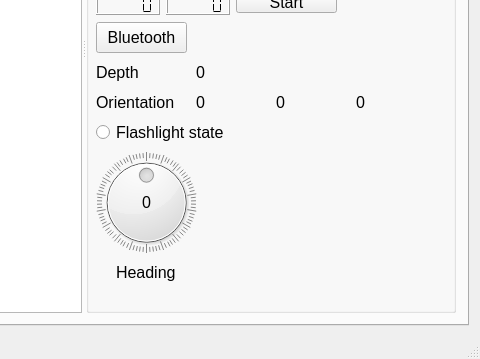
The window that mainwindow.ui (robocenter-rov/remote-control) describes before a commit, drawn with Qt 5; both pictures show x 480 to 960 and y 287 to 646 of the 960 by 646 pixel window.
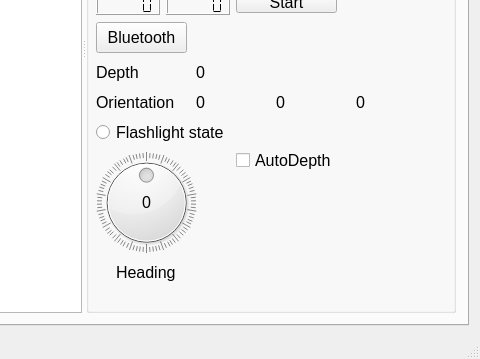
The same window after the commit. The open tabs and pages were chosen to show the change.

What changed in the file:
```diff
--- a/mainwindow.ui
+++ b/mainwindow.ui
@@ -510,6 +510,35 @@
              <bool>false</bool>
             </property>
            </widget>
+           <widget class="QCheckBox" name="autoDepthCheckBox">
+            <property name="geometry">
+             <rect>
+              <x>150</x>
+              <y>370</y>
+              <width>101</width>
+              <height>17</height>
+             </rect>
+            </property>
+            <property name="text">
+             <string>AutoDepth</string>
+            </property>
+            <property name="checkable">
+             <bool>false</bool>
+            </property>
+           </widget>
+           <widget class="QLabel" name="stabDepthValue">
+            <property name="geometry">
+             <rect>
+              <x>250</x>
+              <y>370</y>
+              <width>91</width>
+              <height>16</height>
+             </rect>
+            </property>
+            <property name="text">
+             <string/>
+            </property>
+           </widget>
           </widget>
          </widget>
         </item>
```
Left out of the diff: 2 changed lines with no effect on the pictures.
